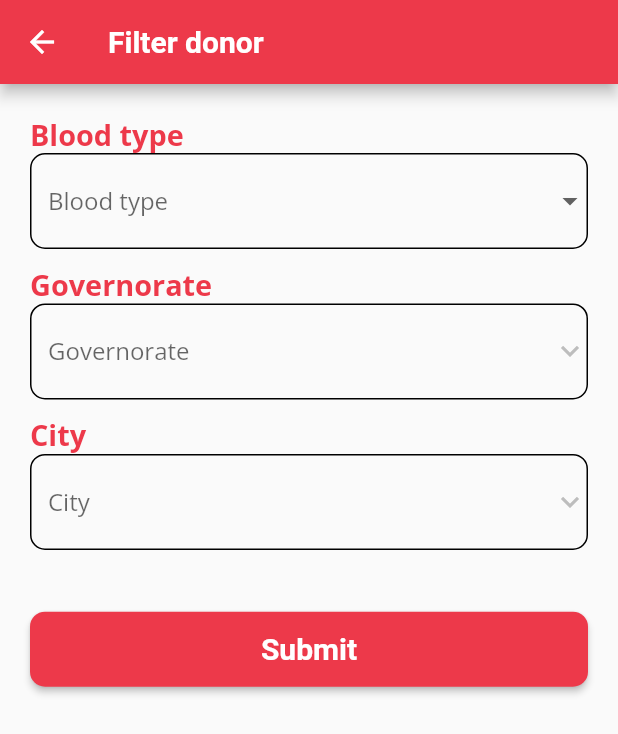
After one commit to nagyghamrawy2/Blood-Donation, a Flutter app: the FilterDonorScreen screen opened directly, on a phone screen of 412 x 824 dp. The commit adds this screen. Shown: the top 734 px of the screen. Run offline on Flutter 3.47's test engine with Material 2 defaults, Android fonts, the phone set to English and light mode, and no system bars; our stand-ins replace bloc, cloud_firestore, conditional_builder_null_safety, dio, dotted_line, firebase_core and 7 more; accounts and stored records are empty; network calls fail; statements that could not run were skipped.

Commit message:
Hesham 19/5

```diff
--- a/lib/modules/Login_Screen/login.dart
+++ b/lib/modules/Login_Screen/login.dart
@@ -39,8 +39,7 @@ class LoginScreen extends StatelessWidget {
                   .then((value) {
                 navigateAndFinish(context, HomeLayout());
               });
-              AppCubit.get(context).getMyRequests();
-              AppCubit.get(context).getAllRequests();
+              AppCubit.get(context)..getEducationData()..getGovernorateData()..getDonorData()..getAllRequests()..getMyRequests();
               ShowToast(text: 'LOGIN SUCCESSFULLY', state: ToastStates.SUCCESS);
             } else {
               ShowToast(
--- a/lib/modules/editProfile/editProfile.dart
+++ b/lib/modules/editProfile/editProfile.dart
@@ -30,7 +30,6 @@ class _EditProfileScreenState extends State<EditProfileScreen> {
 
   var formKey = GlobalKey<FormState>();
   int? id;
-  bool flag = true;
   @override
   Widget build(BuildContext context) {
     AppCubit cubit = AppCubit.get(context);
@@ -325,7 +324,6 @@ class _EditProfileScreenState extends State<EditProfileScreen> {
                                           govIdConstant = governorateItemList[id!].id;
                                           cubit.getCityData(id: govIdConstant!);
                                           idIndexOfCity = 0;
-                                          flag = false;
                                           print(cityIdConstant);
                                         },
                                       ),
@@ -404,7 +402,6 @@ class _EditProfileScreenState extends State<EditProfileScreen> {
                                         onChanged: (newValue) {
                                           int id = cityItemList.indexWhere((element)=>element.cityName ==newValue);
                                           idIndexOfCity = id;
-                                          flag = true;
                                           print(idIndexOfCity);
                                           print(cityItemList[idIndexOfCity!].cityName);
                                           cityIdConstant = (cityItemList[id].id)!;
--- /dev/null
+++ b/lib/modules/findDonor/filterDonorScreen.dart
@@ -0,0 +1,231 @@
+import 'package:blood_bank/shared/components/components.dart';
+import 'package:blood_bank/shared/cubit/cubit.dart';
+import 'package:blood_bank/shared/cubit/states.dart';
+import 'package:flutter/material.dart';
+import 'package:flutter_bloc/flutter_bloc.dart';
+import 'package:flutter_screenutil/flutter_screenutil.dart';
+
+import '../../shared/Constant.dart';
+import '../../shared/styles/colors.dart';
+import 'findDonorScreen.dart';
+
+class FilterDonorScreen extends StatefulWidget {
+  const FilterDonorScreen({Key? key}) : super(key: key);
+
+  @override
+  State<FilterDonorScreen> createState() => _FilterDonorScreenState();
+}
+
+class _FilterDonorScreenState extends State<FilterDonorScreen> {
+  var formKey = GlobalKey<FormState>();
+  String? bloodTypeFilter;
+  int? govIdFilter;
+  int? cityIdFilter;
+  int? id;
+
+  @override
+  Widget build(BuildContext context) {
+    AppCubit cubit = AppCubit.get(context);
+    return BlocConsumer<AppCubit, AppStates>(
+      listener: (context, state) {
+        if(state is AppSuccessFilterDonorState){
+          Navigator.pushAndRemoveUntil(
+            context,
+            MaterialPageRoute(builder: (context) => FindDonorScreen()),
+                (route) => false,
+          );
+          cubit.filterCityItemList.clear();
+        }
+      },
+      builder: (context, state) {
+        return Scaffold(
+            appBar: AppBar(
+              title: const Text('Filter donor'),
+            ),
+            body: SingleChildScrollView(
+              child: Form(
+                key: formKey,
+                child: Padding(
+                  padding: const EdgeInsets.symmetric(horizontal:20.0,vertical: 20.0),
+                  child: Column(
+                    crossAxisAlignment: CrossAxisAlignment.start,
+                    children: [
+                      Text(
+                        "Blood type",
+                        style: TextStyle(
+                          fontWeight: FontWeight.bold,
+                          fontSize: 28.sp,
+                          color: mainColor,
+                        ),
+                      ),
+                      DropdownButtonFormField(
+                        items: cubit.bloodGroupItem
+                            .map(
+                              (label) => DropdownMenuItem(
+                            child: Text(
+                              label,
+                              style: const TextStyle(fontSize: 16),
+                            ),
+                            value: label,
+                          ),
+                        )
+                            .toList(),
+                        onChanged: (value) {
+                          bloodTypeFilter = value.toString();
+                        },
+                        validator: (value) {
+                          if (value == null) {
+                            return "Blood type must not be empty";
+                          }
+                          return null;
+                        },
+                        decoration: InputDecoration(
+                          enabledBorder: OutlineInputBorder(
+                            borderSide: const BorderSide(
+                              width: 1,
+                            ),
+                            borderRadius: BorderRadius.circular(10),
+                          ),
+                          focusedBorder: OutlineInputBorder(
+                            borderRadius: BorderRadius.circular(10),
+                          ),
+                        ),
+                        hint: const Text('Blood type'),
+                      ),
+                      SizedBox(
+                        height: 15.h,
+                      ),
+                      Text(
+                        "Governorate",
+                        style: TextStyle(
+                          fontWeight: FontWeight.bold,
+                          fontSize: 28.sp,
+                          color: mainColor,
+                        ),
+                      ),
+                      DropdownButtonFormField(
+                        hint: const Text(
+                          'Governorate',
+                        ),
+                        validator: (value) {
+                          if (value == null) {
+                            return "Governorate must not be empty";
+                          }
+                          return null;
+                        },
+                        decoration: InputDecoration(
+                          enabledBorder: OutlineInputBorder(
+                            borderSide: const BorderSide(
+                              width: 1,
+                            ),
+                            borderRadius: BorderRadius.circular(10),
+                          ),
+                          focusedBorder: OutlineInputBorder(
+                            borderRadius: BorderRadius.circular(10),
+                          ),
+                        ),
+                        icon: const Icon(Icons.keyboard_arrow_down),
+                        items: governorateItemList.asMap().entries.map((items) {
+                          return DropdownMenuItem(
+                            value: items.value.governorateName,
+                            child: Text(items.value.governorateName!),
+                          );
+                        }).toList(),
+                        onChanged: (newValue) {
+                          setState(() {
+                            id = governorateItemList.indexWhere((element) => element.governorateName == newValue);
+                            govIdFilter = governorateItemList[id!].id;
+                            cubit.getFilterCityData(id: governorateItemList[id!].id!);
+                          });
+                        },
+                      ),
+                      SizedBox(
+                        height: 15.h,
+                      ),
+                      Text(
+                        "City",
+                        style: TextStyle(
+                          fontWeight: FontWeight.bold,
+                          fontSize: 28.sp,
+                          color: mainColor,
+                        ),
+                      ),
+                      DropdownButtonFormField(
+                        hint: const Text(
+                          'City',
+                        ),
+                        validator: (value) {
+                          if (value == null) {
+                            return "City must not be empty";
+                          }
+                          return null;
+                        },
+                        decoration: InputDecoration(
+                          focusColor: Colors.green,
+                          focusedBorder: OutlineInputBorder(
+                            borderRadius: BorderRadius.circular(10),
+                            borderSide: const BorderSide(
+                              color: greyColor,
+                            ),
+                          ),
+                          enabledBorder: OutlineInputBorder(
+                            borderSide: const BorderSide(
+                              width: 1,
+                            ),
+                            borderRadius: BorderRadius.circular(10),
+                          ),
+                          errorBorder: OutlineInputBorder(
+                            borderSide:
+                            const BorderSide(color: Colors.red, width: 1),
+                            borderRadius: BorderRadius.circular(20),
+                          ),
+                          focusedErrorBorder: OutlineInputBorder(
+                            borderRadius: BorderRadius.circular(10),
+                          ),
+                        ),
+                        icon: const Icon(Icons.keyboard_arrow_down),
+                        items: cubit.filterCityItemList
+                            .asMap()
+                            .entries
+                            .map((items) {
+                          return DropdownMenuItem(
+                            value: items.value.cityName,
+                            child: Text(items.value.cityName!),
+                          );
+                        }).toList(),
+                        onChanged: (newValue) {
+                          int id = cubit.filterCityItemList.indexWhere(
+                                  (element) => element.cityName == newValue);
+                          cityIdFilter = (cubit.filterCityItemList[id].id)!;
+                        },
+                      ),
+                      SizedBox(
+                        height: 60.h,
+                      ),
+                      Buttons_without_icon(
+                        num_hieght: 50,
+                        text_button_name: 'Submit',
+                        button_color: mainColor,
+                        num_border: 10,
+                        num_fontsize: 20,
+                        text_fontwwieght: FontWeight.bold,
+                        function: (){
+                          print(bloodTypeFilter);
+                          print(govIdFilter);
+                          print(cityIdFilter);
+                          cubit.filterDonor(
+                            bloodType: bloodTypeFilter!,
+                            govId: govIdFilter!,
+                            cityId: cityIdFilter!,
+                          );
+                        },
+                      ),
+                    ],
+                  ),
+                ),
+              ),
+            ));
+      },
+    );
+  }
+}
--- a/lib/modules/request/requestScreen.dart
+++ b/lib/modules/request/requestScreen.dart
@@ -5,10 +5,8 @@ import 'package:blood_bank/shared/cubit/cubit.dart';
 import 'package:blood_bank/shared/cubit/states.dart';
 import 'package:blood_bank/shared/styles/colors.dart';
 import 'package:conditional_builder_null_safety/conditional_builder_null_safety.dart';
-import 'package:firebase_messaging/firebase_messaging.dart';
 import 'package:flutter/material.dart';
 import 'package:flutter_bloc/flutter_bloc.dart';
-import 'package:intl/intl.dart';
 
 class RequestScreen extends StatefulWidget {
   const RequestScreen({Key? key}) : super(key: key);
@@ -135,7 +133,7 @@ class _RequestScreenState extends State<RequestScreen> {
                                   onPressed: () {
                                     AppCubit.get(context).getMessages(
                                         receiverId: requestModel!
-                                            .requests![index].user?.id
+                                            .requests![index].user!.id
                                             .toString());
                                     Navigator.push(
                                       context,
--- a/lib/shared/cubit/states.dart
+++ b/lib/shared/cubit/states.dart
@@ -31,7 +31,7 @@ class AppSuccessUpdateUserDataState extends AppStates{}
 class AppErrorUpdateUserDataState extends AppStates{}
 
 class AppDonorDataState extends AppStates{}
-class AppSuccesDonorDataState extends AppStates{}
+class AppSuccessDonorDataState extends AppStates{}
 class AppErrorDonorDataState extends AppStates{}
 
 class AppLoadingGovernorateDataState extends AppStates{}
--- a/pubspec.yaml
+++ b/pubspec.yaml
@@ -83,7 +83,7 @@ flutter:
 
   # To add assets to your application, add an assets section, like this:
   assets:
-   - assets/images/
+    - assets/images/
   # An image asset can refer to one or more resolution-specific "variants", see
   # https://flutter.dev/assets-and-images/#resolution-aware.
 
```
Also changed, not shown: lib/modules/findDonor/findDonorScreen.dart (+250 -217 lines), lib/shared/cubit/cubit.dart (+7 -3 lines), pubspec.lock, 1 other file.
